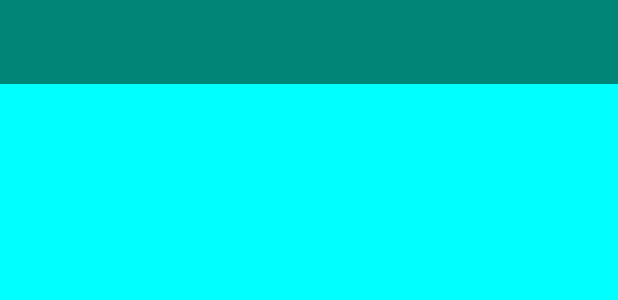
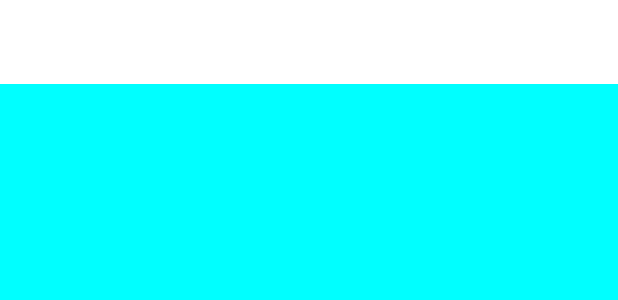
Before and after one commit to hokukim/GeeNotes, an Android app: the layout activity_note.xml on its own in the app's theme, with its tools: preview values and no code run, on a phone screen of 412 x 824 dp. Shown: the top 300 px of the screen. Run offline under Robolectric (Android 15) with nearby library versions, the phone set to English and light mode, and no system bars.

Commit message:
Toolbar styling so it's visible for some prototyping.

```diff
--- a/app/src/main/res/layout/activity_note.xml
+++ b/app/src/main/res/layout/activity_note.xml
@@ -13,7 +13,8 @@
         android:layout_width="match_parent"
         android:layout_height="?attr/actionBarSize"
         android:background="?attr/colorPrimary"
-        app:popupTheme="@style/AppTheme.PopupOverlay"
+        android:theme="@style/ThemeOverlay.AppCompat.ActionBar"
+        app:popupTheme="@style/ThemeOverlay.AppCompat.Light"
         app:layout_constraintTop_toTopOf="parent"/>
 
     <com.weehoo.geenotes.canvas.CanvasView
--- a/app/src/main/res/values/colors.xml
+++ b/app/src/main/res/values/colors.xml
@@ -1,6 +1,6 @@
 <?xml version="1.0" encoding="utf-8"?>
 <resources>
-    <color name="colorPrimary">#008577</color>
+    <color name="colorPrimary">#FFFFFF</color>
     <color name="colorPrimaryDark">#00574B</color>
     <color name="colorAccent">#D81B60</color>
 </resources>
```
